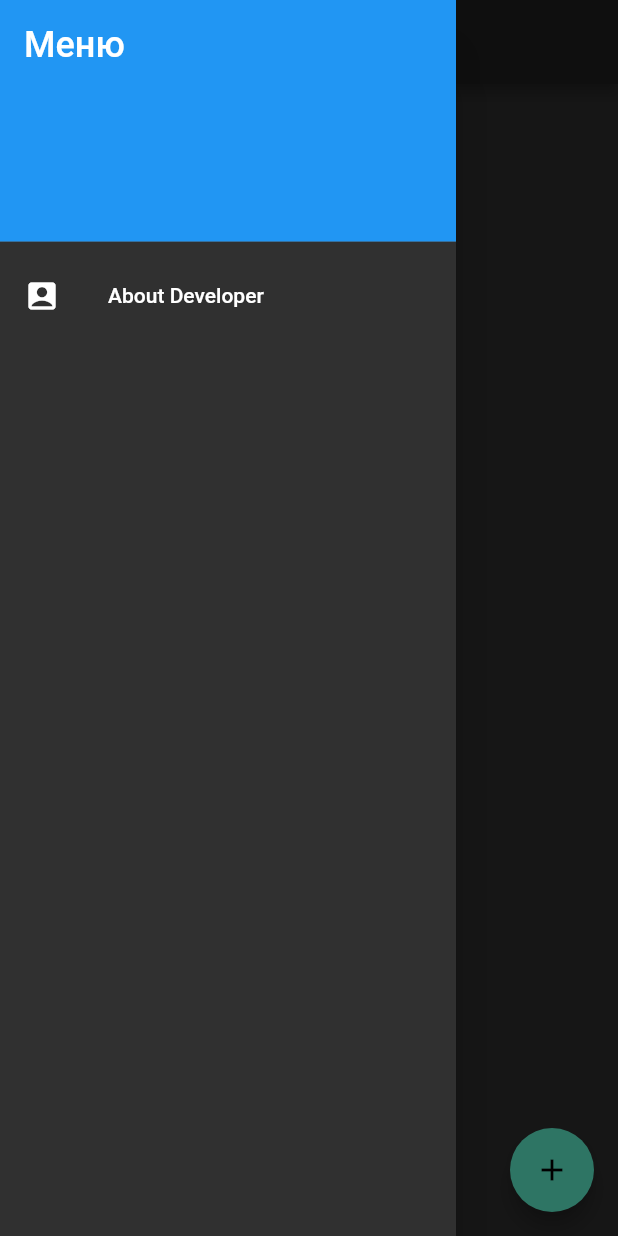
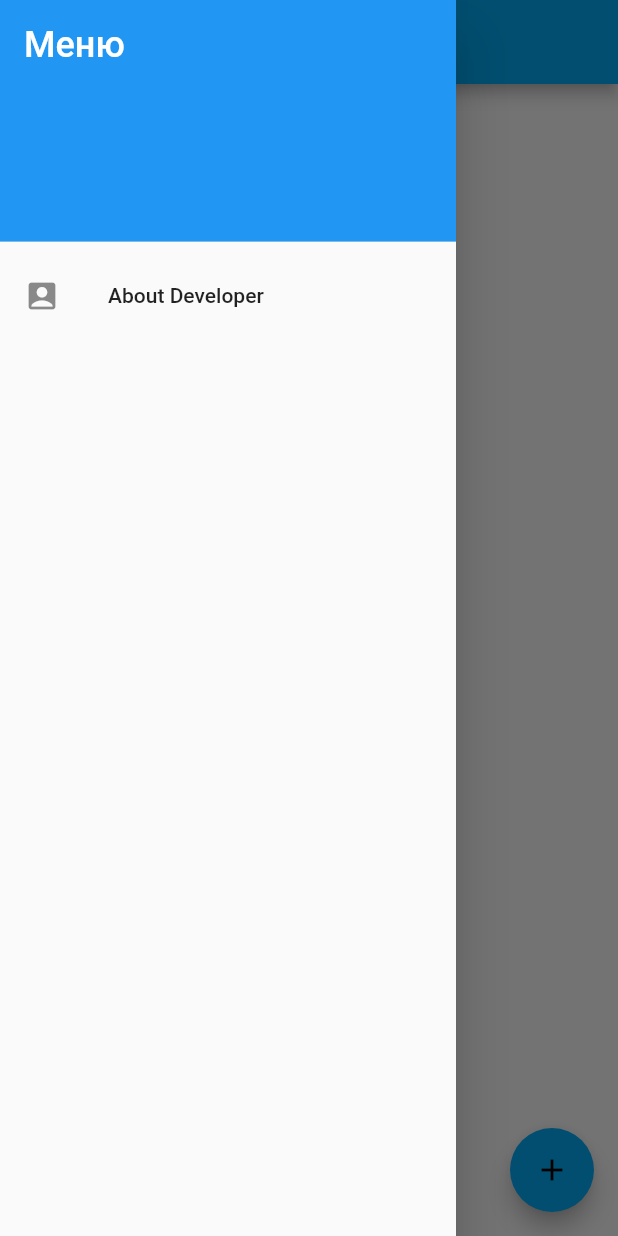
Before and after one commit to Valllli/TastingProject, a Flutter app: the screen it shows after launch, with the side drawer open, on a phone screen of 412 x 824 dp. Run offline on Flutter 3.47's test engine with Material 2 defaults, Android fonts, the phone set to English and light mode, and no system bars; our stand-ins replace flutter_signin_button, sqflite; accounts and stored records are empty.

Commit message:
Изменения цветов приложения и кнопки +

```diff
--- a/lib/main.dart
+++ b/lib/main.dart
@@ -13,9 +13,9 @@ class MyApp extends StatelessWidget {
       home: HomeScreen(),
       title: 'Практическое задание',
       theme: ThemeData(
-        primarySwatch: Colors.red,
+        primarySwatch: Colors.lightBlue,
         backgroundColor: Colors.blueAccent,
-        brightness: Brightness.dark,
+        brightness: Brightness.light,
       ),
     );
   }
--- a/lib/todo_list_item.dart
+++ b/lib/todo_list_item.dart
@@ -17,7 +17,7 @@ class TodoListItem extends StatelessWidget {
       children: <Widget>[
         Checkbox(
           value: isChecked,
-          checkColor: Colors.red,
+          checkColor: Colors.blue,
           activeColor: Colors.white,
           onChanged: onChanged,
         ),
```
